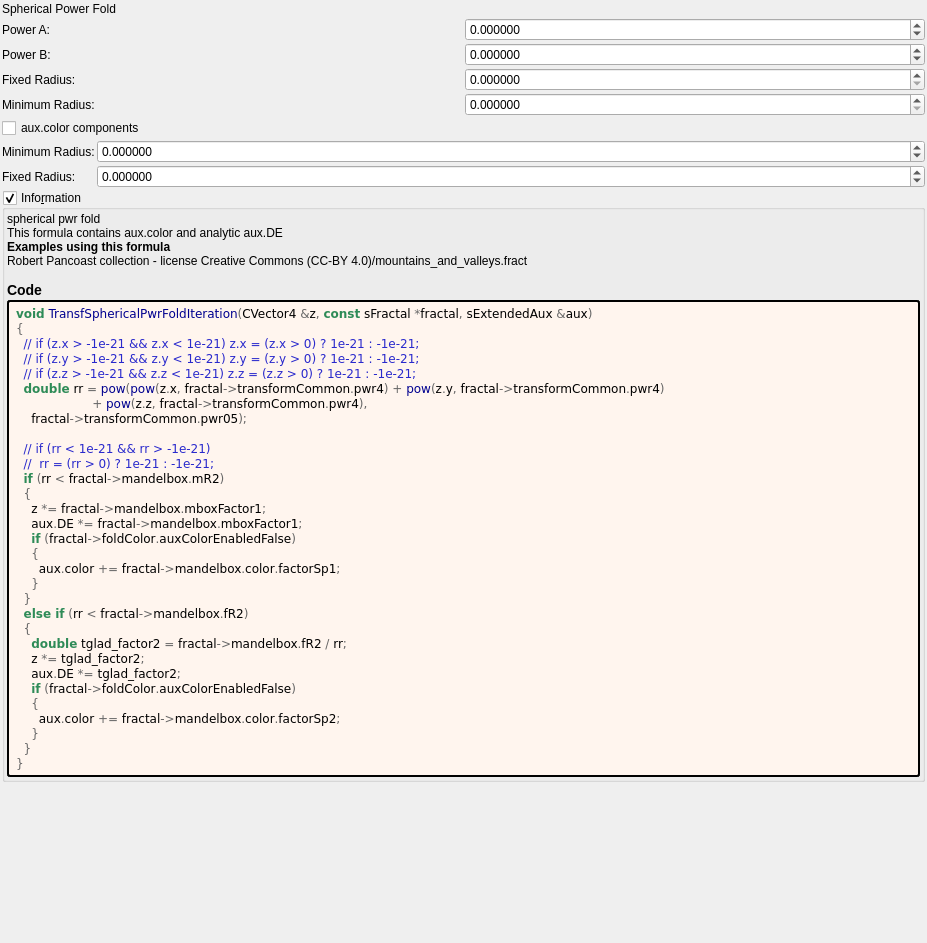
This is mandelbulber2/formula/ui/transf_spherical_pwr_fold.ui in buddhi1980/mandelbulber2 as Qt 5 draws it before an edit. The edited form follows.
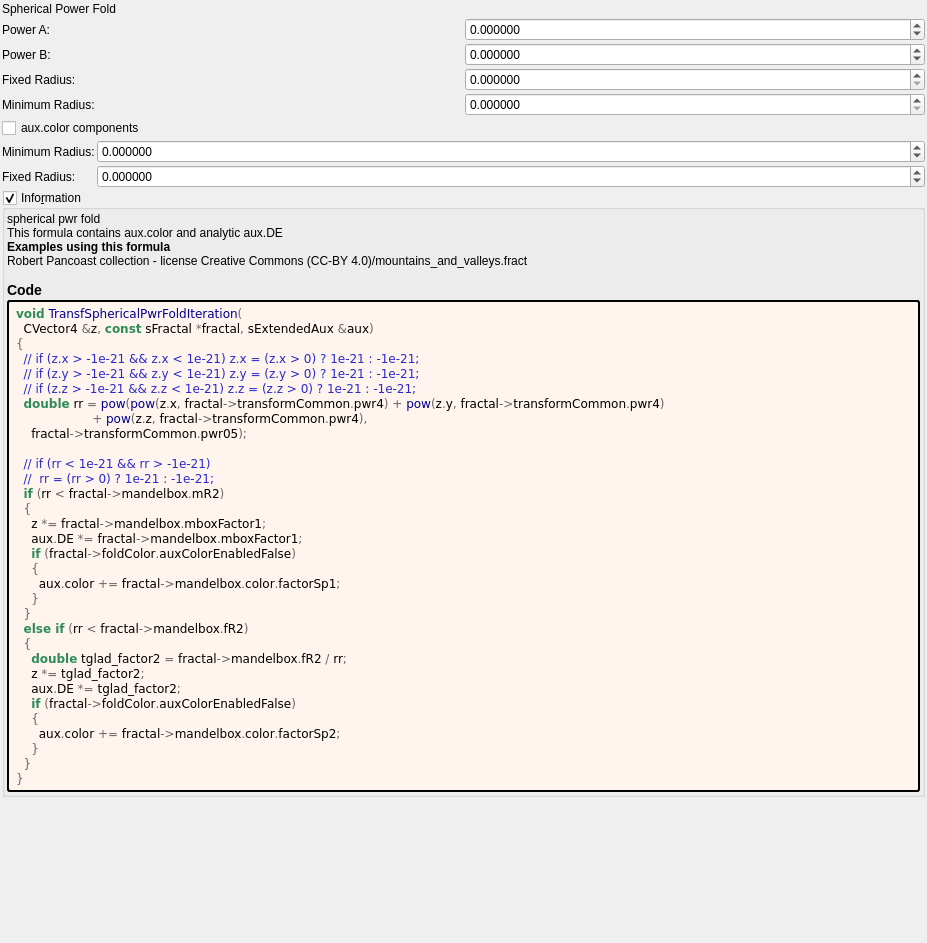
This is the edited form. Custom widgets are drawn as their Qt base class.

```diff
--- a/mandelbulber2/formula/ui/transf_spherical_pwr_fold.ui
+++ b/mandelbulber2/formula/ui/transf_spherical_pwr_fold.ui
@@ -319,7 +319,8 @@
         </property>
         <property name="text">
          <string notr="true">&lt;body style=&quot;background-color:#fff5ee&quot;&gt;
-&lt;pre style=&quot;color:#000000; background-color:#fff5ee;  font-family:'Courier New',monospace;&quot;&gt;&lt;span style=&quot;color:#2e8b57; font-weight:bold&quot;&gt;void&lt;/span&gt; &lt;span style=&quot;color:#00008f&quot;&gt;TransfSphericalPwrFoldIteration&lt;/span&gt;&lt;span style=&quot;color:#676767&quot;&gt;(&lt;/span&gt;CVector4 &lt;span style=&quot;color:#676767&quot;&gt;&amp;amp;&lt;/span&gt;z&lt;span style=&quot;color:#676767&quot;&gt;,&lt;/span&gt; &lt;span style=&quot;color:#2e8b57; font-weight:bold&quot;&gt;const&lt;/span&gt; sFractal &lt;span style=&quot;color:#676767&quot;&gt;*&lt;/span&gt;fractal&lt;span style=&quot;color:#676767&quot;&gt;,&lt;/span&gt; sExtendedAux &lt;span style=&quot;color:#676767&quot;&gt;&amp;amp;&lt;/span&gt;aux&lt;span style=&quot;color:#676767&quot;&gt;)&lt;/span&gt;
+&lt;pre style=&quot;color:#000000; background-color:#fff5ee;  font-family:'Courier New',monospace;&quot;&gt;&lt;span style=&quot;color:#2e8b57; font-weight:bold&quot;&gt;void&lt;/span&gt; &lt;span style=&quot;color:#00008f&quot;&gt;TransfSphericalPwrFoldIteration&lt;/span&gt;&lt;span style=&quot;color:#676767&quot;&gt;(&lt;/span&gt;
+  CVector4 &lt;span style=&quot;color:#676767&quot;&gt;&amp;amp;&lt;/span&gt;z&lt;span style=&quot;color:#676767&quot;&gt;,&lt;/span&gt; &lt;span style=&quot;color:#2e8b57; font-weight:bold&quot;&gt;const&lt;/span&gt; sFractal &lt;span style=&quot;color:#676767&quot;&gt;*&lt;/span&gt;fractal&lt;span style=&quot;color:#676767&quot;&gt;,&lt;/span&gt; sExtendedAux &lt;span style=&quot;color:#676767&quot;&gt;&amp;amp;&lt;/span&gt;aux&lt;span style=&quot;color:#676767&quot;&gt;)&lt;/span&gt;
 &lt;span style=&quot;color:#676767&quot;&gt;{&lt;/span&gt;
   &lt;span style=&quot;color:#2929cc&quot;&gt;// if (z.x &amp;gt; -1e-21 &amp;amp;&amp;amp; z.x &amp;lt; 1e-21) z.x = (z.x &amp;gt; 0) ? 1e-21 : -1e-21;&lt;/span&gt;
   &lt;span style=&quot;color:#2929cc&quot;&gt;// if (z.y &amp;gt; -1e-21 &amp;amp;&amp;amp; z.y &amp;lt; 1e-21) z.y = (z.y &amp;gt; 0) ? 1e-21 : -1e-21;&lt;/span&gt;
```
